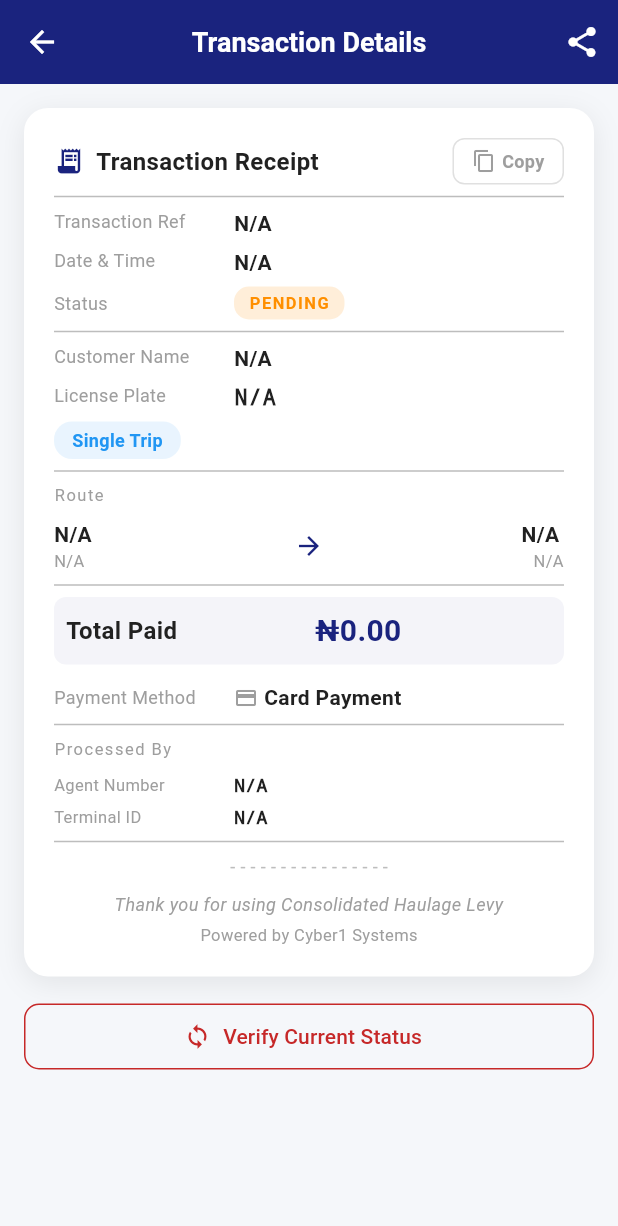
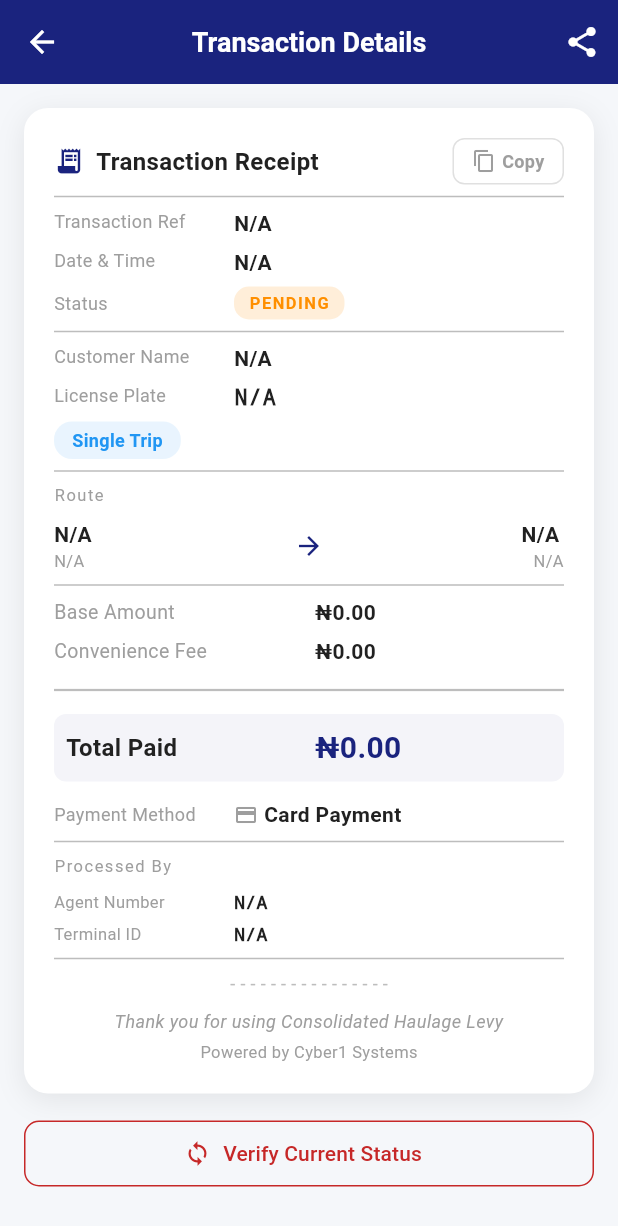
Before and after one commit to asiflatif786/number_plate_scanner, a Flutter app: the TransactionDetailScreen screen opened directly with empty values, on a phone screen of 412 x 824 dp. Shown: the top 1226 px of the screen. Run offline on Flutter 3.47's test engine with Material 3 defaults, Android fonts, the phone set to English and light mode, and no system bars; our stand-ins replace app_links, camera, connectivity_plus, flutter_spinkit, image_picker, permission_handler and 4 more; missing offline and left inert: blue_thermal_printer, google_mlkit_text_recognition; accounts and stored records are empty.

Commit message:
new docs updates

```diff
--- a/lib/data/models/price_model.dart
+++ b/lib/data/models/price_model.dart
@@ -23,8 +23,18 @@ class PriceModel {
 
   factory PriceModel.fromJson(Map<String, dynamic> json) {
     return PriceModel(
-      amount: _parseDouble(json['price'] ?? json['amount']),
-      serviceFee: _parseDouble(json['service_fee']),
+      amount: _parseDouble(json['amount'] ?? json['price'] ?? json['base_amount'] ?? json['baseAmount'] ?? json['total_paid']),
+      serviceFee: _parseDouble(
+        json['convenience_fee'] ??
+        json['convience_fee'] ??
+        json['service_fee'] ??
+        json['fee'] ??
+        json['fee_amount'] ??
+        json['admin_fee'] ??
+        json['serviceFee'] ??
+        json['total_fee'] ??
+        json['charge']
+      ),
       currency: json['currency'] as String? ?? 'NGN',
     );
   }
@@ -38,7 +48,11 @@ class PriceModel {
   static double _parseDouble(dynamic value) {
     if (value == null) return 0.0;
     if (value is num) return value.toDouble();
-    if (value is String) return double.tryParse(value) ?? 0.0;
+    if (value is String) {
+      final s = value.trim();
+      if (s.isEmpty || s.toUpperCase() == 'N/A' || s.toLowerCase() == 'null') return 0.0;
+      return double.tryParse(s.replaceAll(',', '')) ?? 0.0;
+    }
     return 0.0;
   }
 }
--- a/lib/features/transaction/transaction_detail_screen.dart
+++ b/lib/features/transaction/transaction_detail_screen.dart
@@ -122,6 +122,8 @@ class _TransactionDetailScreenState
     sb.writeln('──────────────────────────────────────');
     sb.writeln('PAYMENT');
     sb.writeln('──────────────────────────────────────');
+    sb.writeln('Base Amount:      ${t.formattedAmount}');
+    sb.writeln('Convenience Fee:  ${t.formattedServiceFee}');
     sb.writeln('Total Paid:       ${t.formattedTotal}');
     sb.writeln('Method:           ${t.paymentMethodDisplay}');
     sb.writeln();
@@ -323,6 +325,13 @@ class _TransactionDetailScreenState
   Widget _buildPaymentBreakdown(t) {
     return Column(
       children: [
+        _buildFeeRow('Base Amount', t.formattedAmount),
+        const SizedBox(height: 6),
+        _buildFeeRow('Convenience Fee', t.formattedServiceFee),
+        const Padding(
+          padding: EdgeInsets.symmetric(vertical: 8),
+          child: Divider(thickness: 1.5),
+        ),
         Container(
           width: double.infinity,
           padding: const EdgeInsets.symmetric(
--- a/lib/features/transaction/transaction_history_screen.dart
+++ b/lib/features/transaction/transaction_history_screen.dart
@@ -731,7 +731,7 @@ class _TransactionDetailSheet extends StatelessWidget {
     sb.writeln('PAYMENT');
     sb.writeln('──────────────────────────────────────');
     sb.writeln('Base Amount:      ${t.formattedAmount}');
-    sb.writeln('Service Fee:      ${t.formattedServiceFee}');
+    sb.writeln('Convenience Fee:  ${t.formattedServiceFee}');
     sb.writeln('Total Paid:       ${t.formattedTotal}');
     sb.writeln('Method:           ${t.paymentMethodDisplay}');
     sb.writeln();
@@ -806,7 +806,7 @@ class _TransactionDetailSheet extends StatelessWidget {
       children: [
         _buildFeeRow('Base Amount', t.formattedAmount),
         const SizedBox(height: 6),
-        _buildFeeRow('Service Fee', t.formattedServiceFee),
+        _buildFeeRow('Convenience Fee', t.formattedServiceFee),
         const Padding(
           padding: EdgeInsets.symmetric(vertical: 8),
           child: Divider(thickness: 1.5),
--- a/lib/features/transaction/transaction_success_screen.dart
+++ b/lib/features/transaction/transaction_success_screen.dart
@@ -626,7 +626,7 @@ class _SuccessBody extends StatelessWidget {
             const SizedBox(height: 4),
             _buildInfoRow('Terminal ID', t.terminalId, isMonospace: true),
             const Divider(),
-            _buildReceiptFooter(t.vehicleLicense),
+            _buildReceiptFooter(t.transactionReference),
           ],
         ),
       ),
@@ -774,8 +774,8 @@ class _SuccessBody extends StatelessWidget {
     );
   }
 
-  Widget _buildReceiptFooter(String licensePlate) {
-    final qrUrl = 'https://apidev.jrb-shf.com/validate-transaction?params=$licensePlate';
+  Widget _buildReceiptFooter(String reference) {
+    final qrUrl = 'https://apidev.jrb-shf.com/validate-transaction?params=$reference';
     return Column(
       children: [
         Center(
--- a/lib/features/transaction/transaction_success_viewmodel.dart
+++ b/lib/features/transaction/transaction_success_viewmodel.dart
@@ -124,6 +124,8 @@ class TransactionSuccessViewModel extends ChangeNotifier {
     sb.writeln('──────────────────────────────────────');
     sb.writeln('PAYMENT');
     sb.writeln('──────────────────────────────────────');
+    sb.writeln('Base Amount:      ${t.formattedAmount}');
+    sb.writeln('Convenience Fee:  ${t.formattedServiceFee}');
     sb.writeln('Total Paid:       ${t.formattedTotal}');
     sb.writeln('Method:           ${t.paymentMethodDisplay}');
     sb.writeln();
@@ -197,6 +199,8 @@ class TransactionSuccessViewModel extends ChangeNotifier {
       bluetooth.printCustom('TO:   ${t.destinationLga}, ${t.destinationState}', 0, 0);
       bluetooth.write('--------------------------------\n');
       bluetooth.printCustom('PAYMENT', 1, 0);
+      bluetooth.printLeftRight('BASE AMOUNT:', t.formattedAmount, 0);
+      bluetooth.printLeftRight('CONV. FEE:', t.formattedServiceFee, 0);
       bluetooth.printLeftRight('TOTAL:', t.formattedTotal, 1); // Bold if supported
       bluetooth.printLeftRight('METHOD:', t.paymentMethodDisplay, 0);
       bluetooth.write('--------------------------------\n');
@@ -205,8 +209,8 @@ class TransactionSuccessViewModel extends ChangeNotifier {
       bluetooth.printLeftRight('TERMINAL:', t.terminalId, 0);
       bluetooth.write('--------------------------------\n');
 
-      // QR Code for validation using Vehicle License Plate
-      String qrUrl = 'https://apidev.jrb-shf.com/validate-transaction?params=${t.vehicleLicense}';
+      // QR Code for validation using Transaction Reference (replaced vehicle license)
+      String qrUrl = 'https://apidev.jrb-shf.com/validate-transaction?params=${t.transactionReference}';
       bluetooth.printQRcode(qrUrl, 200, 200, 1);
 
       bluetooth.printCustom('THANK YOU FOR YOUR PAYMENT', 0, 1);
```
Also changed, not shown: lib/data/models/vehicle_model.dart (+14 -3 lines), lib/features/transaction/transaction_creation_screen.dart (+5 -5 lines), lib/features/transaction/transaction_creation_viewmodel.dart (+8 -3 lines), lib/features/vehicle/vehicle_found_screen.dart (+10 -3 lines), lib/features/vehicle/vehicle_found_viewmodel.dart (+7 -2 lines).
